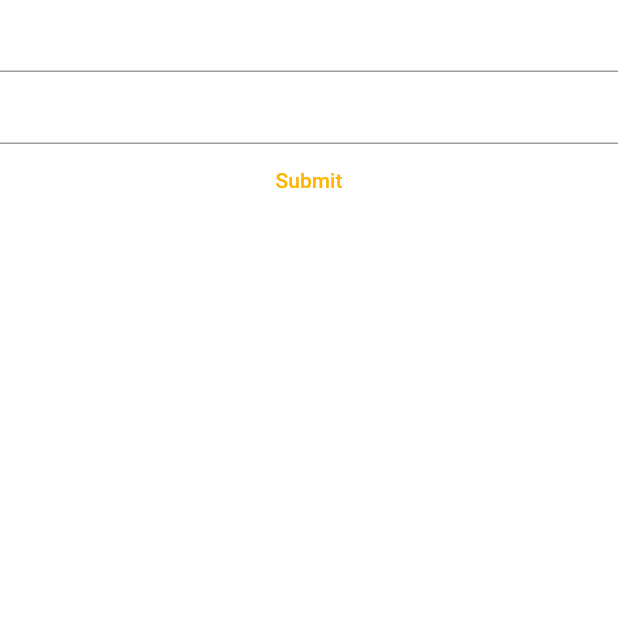
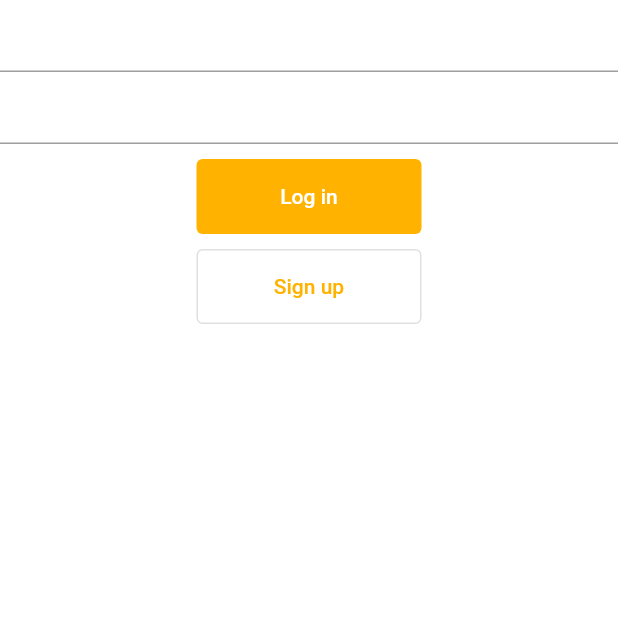
Before and after one commit to Biowulf21/BumbleBee, a Flutter app: the screen it shows after launch, on a phone screen of 412 x 824 dp, the top half of it. Run offline on Flutter 3.47's test engine with Material 2 defaults, Android fonts, the phone set to English and light mode, and no system bars; our stand-ins replace cloud_firestore, firebase_auth, firebase_core, flutter_riverpod; missing offline and left inert: speed_dial_fab; accounts and stored records are empty.

```diff
--- a/lib/app.dart
+++ b/lib/app.dart
@@ -1,4 +1,5 @@
 import 'package:bumblebee/screens/unauthenticated/auth-checker.dart';
+import 'package:bumblebee/screens/unauthenticated/sign-up.dart';
 import 'package:flutter/material.dart';
 
 class BumbleBee extends StatelessWidget {
@@ -9,6 +10,9 @@ class BumbleBee extends StatelessWidget {
     return MaterialApp(
       title: "BumbleBee",
       home: const AuthChecker(),
+      routes: {
+        '/signup': (context) => const SignUpPage(),
+      },
       debugShowCheckedModeBanner: false,
       theme: ThemeData.from(
         colorScheme: ColorScheme.light(
--- /dev/null
+++ b/lib/reusable-widgets/buttons.dart
@@ -0,0 +1,62 @@
+import 'package:flutter/material.dart';
+
+class PrimaryButton extends StatelessWidget {
+  const PrimaryButton(
+      {super.key, required this.buttonText, required this.buttonCallback});
+
+  final String buttonText;
+  final VoidCallback buttonCallback;
+  final double height = 50;
+  final double width = 150;
+
+  @override
+  Widget build(BuildContext context) {
+    return SizedBox(
+      height: height,
+      width: width,
+      child: TextButton(
+        style: ButtonStyle(
+          backgroundColor:
+              MaterialStateProperty.all(Theme.of(context).colorScheme.primary),
+        ),
+        onPressed: buttonCallback,
+        child: Text(
+          buttonText,
+          style: const TextStyle(color: Colors.white),
+        ),
+      ),
+    );
+  }
+}
+
+class SecondaryButton extends StatelessWidget {
+  const SecondaryButton(
+      {super.key,
+      required this.buttonText,
+      required this.buttonCallback,
+      height,
+      width});
+
+  final String buttonText;
+  final VoidCallback buttonCallback;
+  final double height = 50;
+  final double width = 150;
+
+  @override
+  Widget build(BuildContext context) {
+    return SizedBox(
+      height: height,
+      width: width,
+      child: OutlinedButton(
+        style: ButtonStyle(
+          backgroundColor: MaterialStateProperty.all(Colors.white),
+        ),
+        onPressed: buttonCallback,
+        child: Text(
+          buttonText,
+          style: TextStyle(color: Theme.of(context).colorScheme.primary),
+        ),
+      ),
+    );
+  }
+}
--- a/lib/screens/unauthenticated/login-screen.dart
+++ b/lib/screens/unauthenticated/login-screen.dart
@@ -1,4 +1,5 @@
 import 'package:bumblebee/repositories/input-validator-repository.dart';
+import 'package:bumblebee/reusable-widgets/buttons.dart';
 import 'package:flutter/material.dart';
 import 'package:flutter_riverpod/flutter_riverpod.dart';
 
@@ -31,17 +32,29 @@ class _LoginPageState extends ConsumerState<LoginPage> {
                 controller: _passwordController,
                 validator: (value) => InputValidator.validatePassword(value),
               ),
-              TextButton(
-                  onPressed: () {
+              const SizedBox(
+                height: 10,
+              ),
+              PrimaryButton(
+                buttonText: "Log in",
+                buttonCallback: () {
                   if (_loginFormKey.currentState!.validate()) {
                     final authProvider = ref
                         .watch(authRepositoryProvider)
-                          .loginWithEmailandPassword(
-                              _emailController.text.trim(),
+                        .loginWithEmailandPassword(_emailController.text.trim(),
                             _passwordController.text.trim());
                   }
                 },
-                  child: const Text('Submit'))
+              ),
+              const SizedBox(
+                height: 10,
+              ),
+              SecondaryButton(
+                buttonCallback: () {
+                  Navigator.pushNamed(context, '/signup');
+                },
+                buttonText: "Sign up",
+              ),
             ],
           ),
         ),
```
Also changed, not shown: lib/repositories/input-validator-repository.dart (+36 -0 lines), lib/screens/authenticated/profile-page.dart (+9 -3 lines), lib/screens/unauthenticated/sign-up.dart (added, +49 -0 lines). Lines whose indentation alone changed are shown as unchanged.
